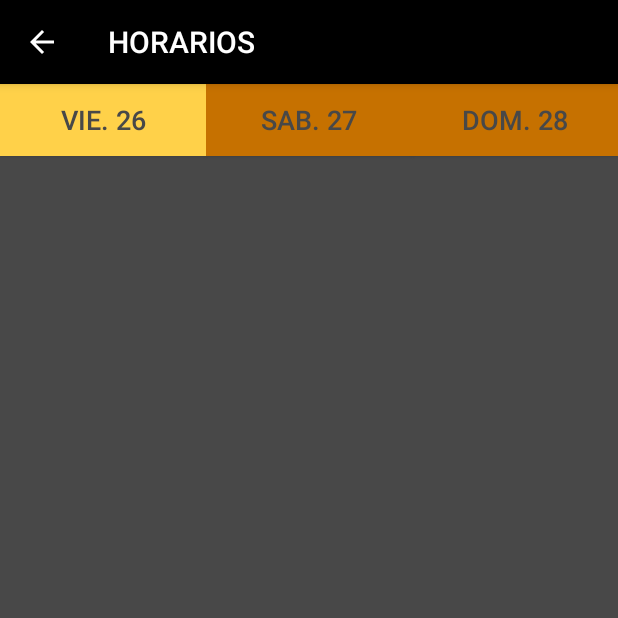
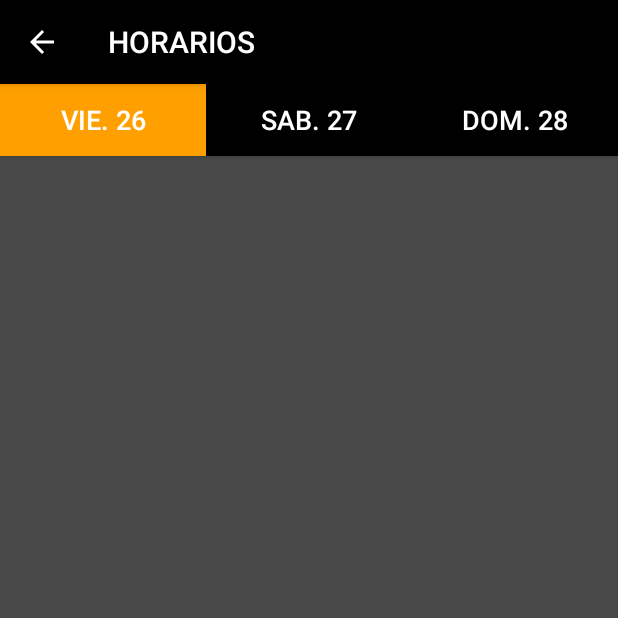
Before and after one commit to peiflow/ruedas_raras_app, an Android app: the screen it shows after launch (Schedule), in the side drawer, after a tap on "HORARIOS", on a phone screen of 412 x 824 dp, the top half of it. Run offline under Robolectric (Android 15) with nearby library versions, the phone set to English and light mode, and no system bars; our stand-ins replace Firebase (no records; nobody signed in at launch, a user with empty details on screens opened directly); 1 statement that could not run was skipped.

Commit message:
Style updates

```diff
--- a/app/src/main/java/com/peiflow/ruedasrarasapp/MainActivity.kt
+++ b/app/src/main/java/com/peiflow/ruedasrarasapp/MainActivity.kt
@@ -125,7 +125,7 @@ class MainActivity : AppCompatActivity(), NavigationView.OnNavigationItemSelecte
                 intent.putExtra("Events", eventsArray)
                 startActivity(intent)
             }
-            R.id.nav_temoto -> {
+            R.id.nav_temoto_hints -> {
                 startActivity(Intent(this, Hints::class.java))
             }
             R.id.nav_rr_face -> {
--- a/app/src/main/java/com/peiflow/ruedasrarasapp/Schedule.kt
+++ b/app/src/main/java/com/peiflow/ruedasrarasapp/Schedule.kt
@@ -45,9 +45,9 @@ class Schedule : AppCompatActivity() {
     }
 
     private fun resetBtns()    {
-        tabBtn1.setBackgroundColor(ContextCompat.getColor(this, R.color.secondaryDarkColor))
-        tabBtn2.setBackgroundColor(ContextCompat.getColor(this, R.color.secondaryDarkColor))
-        tabBtn3.setBackgroundColor(ContextCompat.getColor(this, R.color.secondaryDarkColor))
+        tabBtn1.setBackgroundColor(ContextCompat.getColor(this, R.color.primaryDarkColor))
+        tabBtn2.setBackgroundColor(ContextCompat.getColor(this, R.color.primaryDarkColor))
+        tabBtn3.setBackgroundColor(ContextCompat.getColor(this, R.color.primaryDarkColor))
     }
 
     private fun eventItemClicked(eventItem: EventData) {
@@ -95,7 +95,7 @@ class Schedule : AppCompatActivity() {
                 resetBtns()
                 tabBtn2.isChecked = false
                 tabBtn3.isChecked = false
-                tabBtn1.setBackgroundColor(ContextCompat.getColor(this, R.color.secondaryLightColor))
+                tabBtn1.setBackgroundColor(ContextCompat.getColor(this, R.color.secondaryColor))
                 schedule_rv_events.adapter = EventAdapter(filterEvents(0), { eventItem: EventData -> eventItemClicked(eventItem) })
             }
         }
@@ -104,7 +104,7 @@ class Schedule : AppCompatActivity() {
                 resetBtns()
                 tabBtn1.isChecked = false
                 tabBtn3.isChecked = false
-                tabBtn2.setBackgroundColor(ContextCompat.getColor(this, R.color.secondaryLightColor))
+                tabBtn2.setBackgroundColor(ContextCompat.getColor(this, R.color.secondaryColor))
                 schedule_rv_events.adapter = EventAdapter(filterEvents(1), { eventItem: EventData -> eventItemClicked(eventItem) })
             }
         }
@@ -113,7 +113,7 @@ class Schedule : AppCompatActivity() {
                 resetBtns()
                 tabBtn1.isChecked = false
                 tabBtn2.isChecked = false
-                tabBtn3.setBackgroundColor(ContextCompat.getColor(this, R.color.secondaryLightColor))
+                tabBtn3.setBackgroundColor(ContextCompat.getColor(this, R.color.secondaryColor))
                 schedule_rv_events.adapter = EventAdapter(filterEvents(2), { eventItem: EventData -> eventItemClicked(eventItem) })
             }
         }
--- a/app/src/main/res/layout/activity_main.xml
+++ b/app/src/main/res/layout/activity_main.xml
@@ -24,7 +24,8 @@
             app:headerLayout="@layout/nav_header_main"
             app:menu="@menu/activity_main_drawer"
             app:itemTextColor="@color/secondaryColor"
-            app:itemIconTint="@color/secondaryColor"
+            app:itemIconTint="@color/secondaryDarkColor"
+            android:theme="@style/MenuTextItemStyle"
             android:background="@color/primaryColor"/>
 
 </android.support.v4.widget.DrawerLayout>
--- a/app/src/main/res/layout/app_bar.xml
+++ b/app/src/main/res/layout/app_bar.xml
@@ -6,7 +6,8 @@
         android:layout_width="match_parent"
         android:layout_height="match_parent"
         android:elevation="4dp"
-        android:theme="@style/ThemeOverlay.AppCompat.Dark.ActionBar"
-        app:popupTheme="@style/ThemeOverlay.AppCompat.Dark">
+        app:popupTheme="@style/ThemeOverlay.AppCompat.Dark"
+        app:titleTextAppearance="@style/ToolbarTitleStyle"
+        android:theme="@style/ToolBarStyle">
 
 </android.support.v7.widget.Toolbar>
--- a/app/src/main/res/layout/content_schedule.xml
+++ b/app/src/main/res/layout/content_schedule.xml
@@ -11,24 +11,28 @@
         tools:context=".Schedule">
     <ToggleButton android:id="@+id/tabBtn1"
                   android:text="@string/tab1"
+                  android:textOff="@string/tab1"
+                  android:textOn="@string/tab1"
                   android:layout_width="0dp"
                   android:layout_height="wrap_content"
                   app:layout_constraintStart_toStartOf="parent"
                   app:layout_constraintTop_toTopOf="parent"
                   app:layout_constraintEnd_toStartOf="@+id/tabBtn2"
-                  android:background="@color/secondaryDarkColor"
-                  android:textColor="@color/primaryLightColor" android:textSize="18sp" android:textOff="@string/tab1"
-                  android:textOn="@string/tab1"/>
+                  android:background="@color/primaryDarkColor"
+                  android:textColor="@color/white"
+                  android:textSize="18sp" />
     <ToggleButton android:id="@+id/tabBtn2"
                   android:text="@string/tab2"
+                  android:textOff="@string/tab2"
+                  android:textOn="@string/tab2"
                   android:layout_width="0dp"
                   android:layout_height="wrap_content"
                   app:layout_constraintTop_toTopOf="parent"
                   app:layout_constraintStart_toEndOf="@+id/tabBtn1"
                   app:layout_constraintEnd_toStartOf="@+id/tabBtn3"
-                  android:background="@color/secondaryDarkColor"
-                  android:textColor="@color/primaryLightColor" android:textSize="18sp" android:textOff="@string/tab2"
-                  android:textOn="@string/tab2"/>
+                  android:background="@color/primaryDarkColor"
+                  android:textColor="@color/white"
+                  android:textSize="18sp" />
     <ToggleButton android:id="@+id/tabBtn3"
                   android:text="@string/tab3"
                   android:layout_width="0dp"
@@ -36,8 +40,10 @@
                   app:layout_constraintEnd_toEndOf="parent"
                   app:layout_constraintStart_toEndOf="@+id/tabBtn2"
                   app:layout_constraintTop_toTopOf="parent"
-                  android:background="@color/secondaryDarkColor"
-                  android:textColor="@color/primaryLightColor" android:textSize="18sp" android:textOff="@string/tab3"
+                  android:background="@color/primaryDarkColor"
+                  android:textColor="@color/white"
+                  android:textSize="18sp"
+                  android:textOff="@string/tab3"
                   android:textOn="@string/tab3"/>
     <android.support.constraint.Guideline android:layout_width="wrap_content"
                                           android:layout_height="wrap_content"
--- a/app/src/main/res/layout/event_list_item.xml
+++ b/app/src/main/res/layout/event_list_item.xml
@@ -24,7 +24,7 @@
                   android:orientation="vertical" android:layout_marginLeft="15dp"
                   android:layout_marginTop="15dp" android:layout_marginStart="15dp"
                   android:layout_marginRight="15dp"
-                  android:layout_marginEnd="15dp" android:layout_marginBottom="15dp">
+                  android:layout_marginEnd="15dp" android:layout_marginBottom="15dp" android:paddingLeft="15dp">
         <TextView
                 style="@style/event_list_item"
                 android:textSize="32sp"
--- a/app/src/main/res/menu/main.xml
+++ b/app/src/main/res/menu/main.xml
@@ -2,7 +2,7 @@
 <menu xmlns:android="http://schemas.android.com/apk/res/android"
       xmlns:app="http://schemas.android.com/apk/res-auto">
     <item android:id="@+id/action_settings"
-          android:title="@string/action_settings"
+          android:title="@string/action_about"
           android:orderInCategory="100"
           app:showAsAction="never"/>
 </menu>
--- a/app/src/main/res/values/dimens.xml
+++ b/app/src/main/res/values/dimens.xml
@@ -6,5 +6,5 @@
     <dimen name="nav_header_height">150dp</dimen>
     <dimen name="fab_margin">16dp</dimen>
     <dimen name="label_text">16sp</dimen>
-    <dimen name="menu_text_item_textsize">20sp</dimen>
+    <dimen name="menu_text_item_textsize">16sp</dimen>
 </resources>
--- a/app/src/main/res/values/strings.xml
+++ b/app/src/main/res/values/strings.xml
@@ -16,7 +16,8 @@
     <string name="menu_send">Send</string>
     <string name="menu_qr_reader">LECTOR QR</string>
     <string name="menu_schedule">HORARIOS</string>
-    <string name="menu_temoto">TEMOTO</string>
+    <string name="menu_temoto_hints">TEMOTO - PISTAS</string>
+    <string name="menu_temoto_guide">TEMOTO - INSTRUCCIONES</string>
     <string name="menu_rr_face">RUEDAS RARAS</string>
     <string name="menu_ayto_face">AYTO. TORO</string>
 
```
Also changed, not shown: app/src/main/java/com/peiflow/ruedasrarasapp/adapters/EventAdapter.kt (+23 -14 lines), app/src/main/res/font/arial_black.xml (added, +11 -0 lines), app/src/main/res/layout/content_event_details.xml (+5 -2 lines), app/src/main/res/menu/activity_main_drawer.xml (+6 -8 lines), app/src/main/res/values/styles.xml (+20 -3 lines), app/src/main/res/font/arial_black_font.ttf (added), app/src/main/res/font/impact_regular_font.ttf (added), 3 other files.
